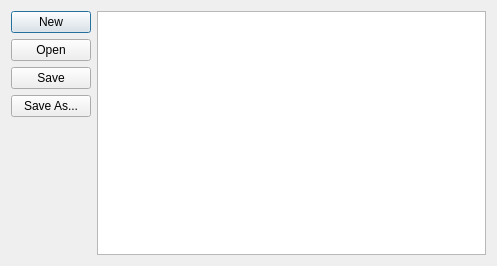
Before: the Qt Designer form flexview/src/luadialog.ui in lxyppc/lxyppc-serial, drawn with Qt 5.
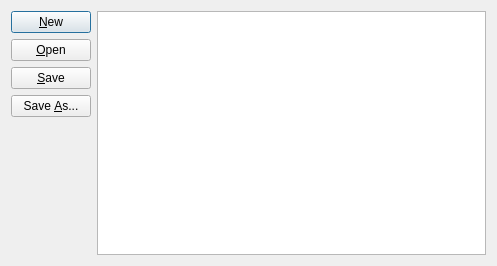
After: the same form once the commit is applied.

The edit to the form file:
```diff
--- a/flexview/src/luadialog.ui
+++ b/flexview/src/luadialog.ui
@@ -19,28 +19,28 @@
      <item>
       <widget class="QPushButton" name="btnNew">
        <property name="text">
-        <string>New</string>
+        <string>&amp;New</string>
        </property>
       </widget>
      </item>
      <item>
       <widget class="QPushButton" name="btnOpen">
        <property name="text">
-        <string>Open</string>
+        <string>&amp;Open</string>
        </property>
       </widget>
      </item>
      <item>
       <widget class="QPushButton" name="btnSave">
        <property name="text">
-        <string>Save</string>
+        <string>&amp;Save</string>
        </property>
       </widget>
      </item>
      <item>
       <widget class="QPushButton" name="btnSaveAs">
        <property name="text">
-        <string>Save As...</string>
+        <string>Save &amp;As...</string>
        </property>
       </widget>
      </item>
```
